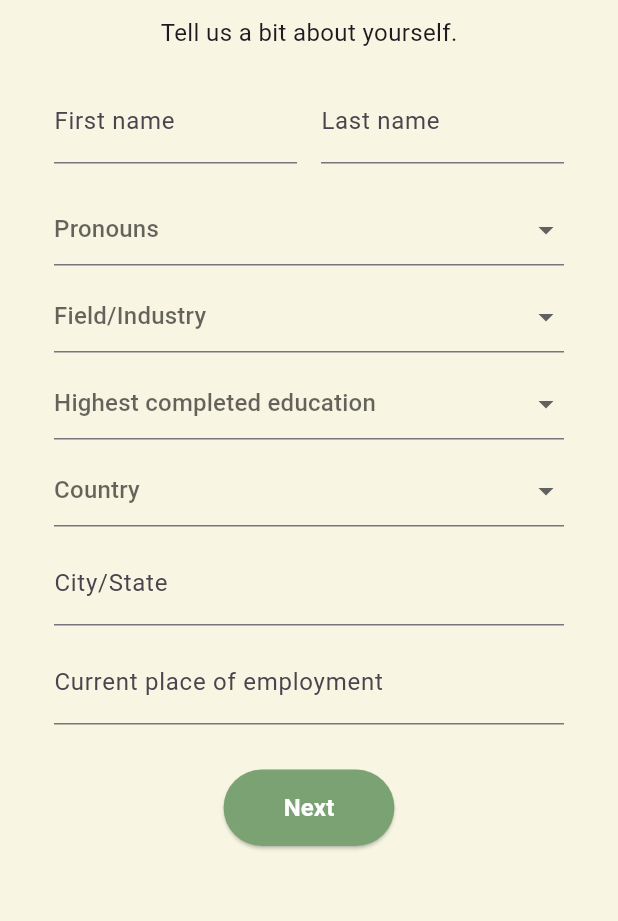
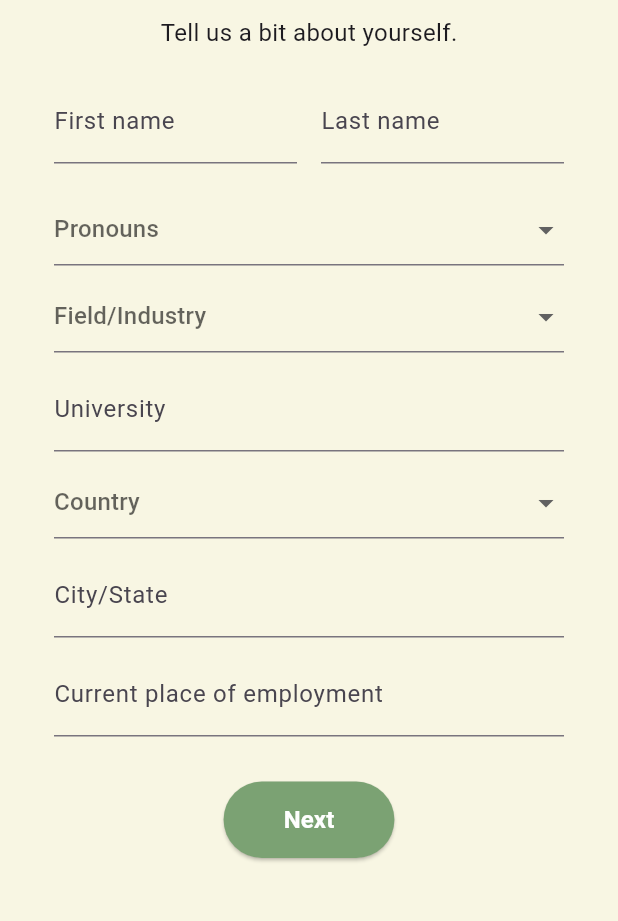
Before and after one commit to vtullo03/ExpAnt, a Flutter app: the AccountSetupPage screen opened by its route, after a tap on "Next", on a phone screen of 412 x 824 dp, the part 177-1098 px from its top. Run offline on Flutter 3.47's test engine with Material 3 defaults, Android fonts, the phone set to English and light mode, and no system bars; our stand-ins replace flutter_colorpicker, google_fonts, shared_preferences; accounts and stored records are empty; network calls fail.

Commit message:
update university in signup page

```diff
--- a/flutter_frontend/lib/account_setup_page.dart
+++ b/flutter_frontend/lib/account_setup_page.dart
@@ -15,6 +15,7 @@ class _AccountSetupPageState extends State<AccountSetupPage> {
   final _lastName = TextEditingController();
   final _employment = TextEditingController();
   final _cityState = TextEditingController();
+  final _university = TextEditingController();
 
   String? selectedPronoun;
   String? selectedIndustry;
@@ -58,7 +59,7 @@ class _AccountSetupPageState extends State<AccountSetupPage> {
       'location': '${_cityState.text.trim()}, ${selectedCountry ?? ''}',
       'pronouns': selectedPronoun ?? '',
       'field': selectedIndustry ?? '',
-      'university': selectedEducation ?? '',
+      'university': _university.text.trim(),
       }
     ),
 
@@ -126,11 +127,9 @@ class _AccountSetupPageState extends State<AccountSetupPage> {
               ),
 
               const SizedBox(height: 10),
-              DropdownButtonFormField<String>(
-                value: selectedEducation,
-                hint: const Text('Highest completed education'),
-                items: educationLevels.map((e) => DropdownMenuItem(value: e, child: Text(e))).toList(),
-                onChanged: (value) => setState(() => selectedEducation = value),
+              TextField(
+                controller: _university,
+                decoration: const InputDecoration(labelText: 'University'),
               ),
 
               const SizedBox(height: 10),
```
